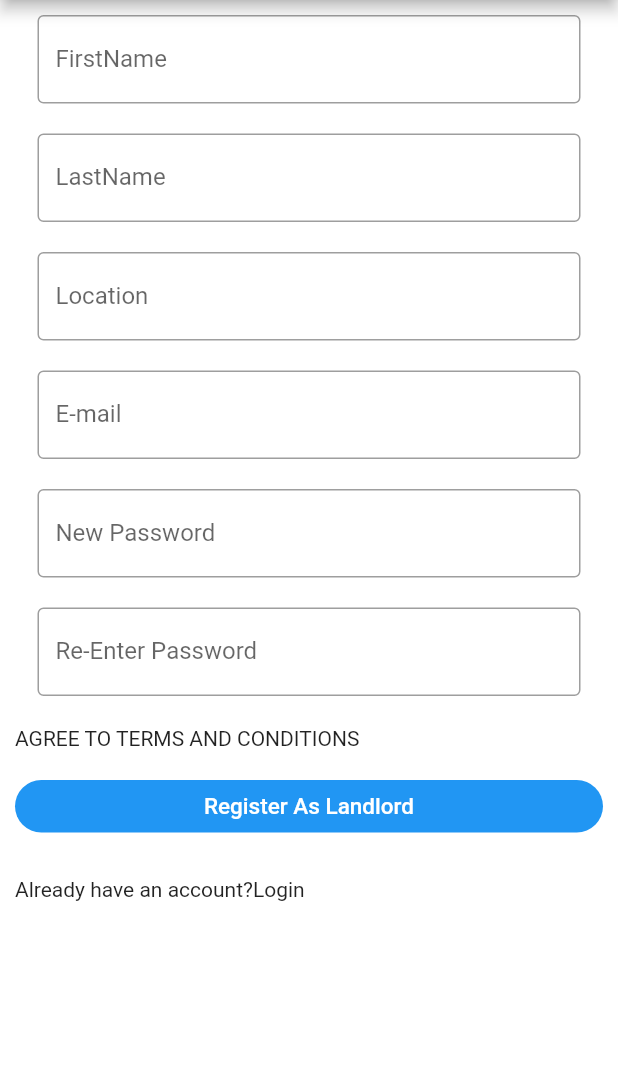
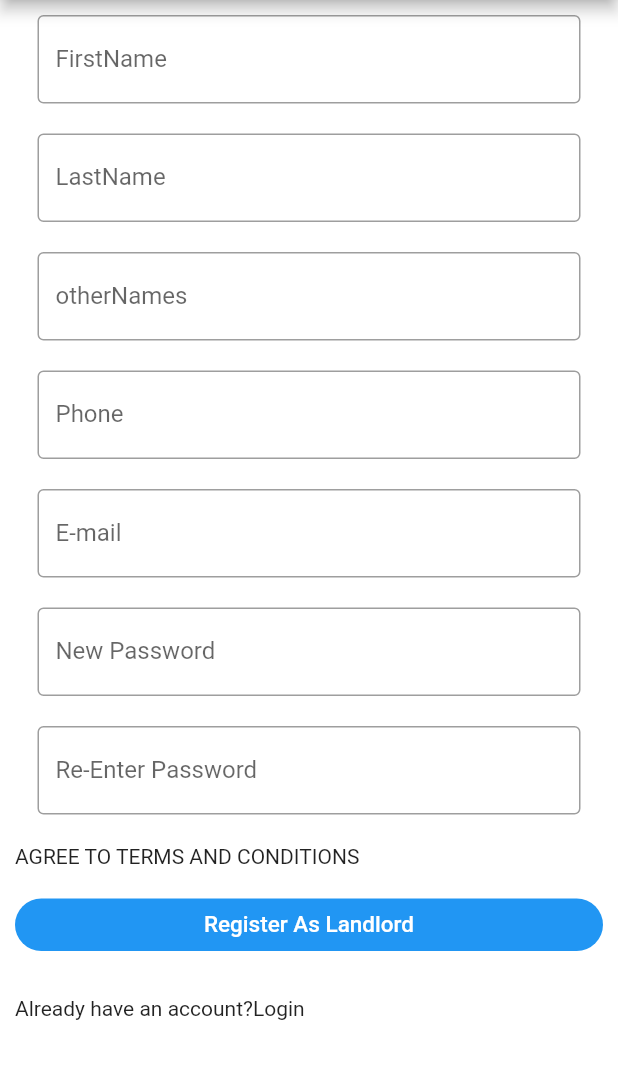
Before and after one commit to joehurdles/flutter-rent-app, a Flutter app: the CardView screen opened directly, after a tap on "Register As Property Owner", on a phone screen of 412 x 824 dp, the part 84-1163 px from its top. Run offline on Flutter 3.47's test engine with Material 2 defaults, Android fonts, the phone set to English and light mode, and no system bars; our stand-ins replace carousel_slider, shared_preferences; accounts and stored records are empty; network calls fail.

Commit message:
landlord register added

```diff
--- a/lib/views/card_view.dart
+++ b/lib/views/card_view.dart
@@ -2,6 +2,7 @@ import 'package:flutter/material.dart';
 import 'package:carousel_slider/carousel_slider.dart';
 import 'package:rent/views/landlord_register.dart';
 import 'package:rent/views/swipe_card.dart';
+import 'package:rent/views/welcome_view.dart';
 import 'package:rent/views/OwnerProfile.dart';
 import 'package:rent/views/item1.dart';
 import 'package:rent/views/item2.dart';
@@ -19,12 +20,13 @@ class CardView extends StatefulWidget {
 
 class _CardViewState extends State<CardView> {
 
+ int _currentIndex=0;
 List cardList=[
-    const Item1(),
-    const Item2(),
-    const Item3(),
-    const Item4(),
-    const Item5()
+    Item1(),
+    Item2(),
+    Item3(),
+    Item4(),
+    Item5()
   ];
 List<T> map<T>(List list, Function handler) {
     List<T> result = [];
@@ -40,7 +42,7 @@ List<T> map<T>(List list, Function handler) {
     return Scaffold(
       backgroundColor: Colors.white,
       appBar: AppBar(leading: IconButton(onPressed: (){Navigator.push(
-                      context, MaterialPageRoute(builder: (_) =>  MyHomePage()));}, icon: const Icon(Icons.arrow_back) ),
+                      context, MaterialPageRoute(builder: (_) =>  MyHomePage()));}, icon: Icon(Icons.arrow_back) ),
 
       //    leadingWidth: 60,
       // leading:  Padding(
@@ -52,7 +54,7 @@ List<T> map<T>(List list, Function handler) {
 
       //       ),
       // ),
-        title: const Text("brent"),
+        title: Text("brent"),
       ),
 
       body: Column(
@@ -61,20 +63,21 @@ List<T> map<T>(List list, Function handler) {
          options: CarouselOptions(
                 height: 500.0,
                 autoPlay: true,
-                autoPlayInterval: const Duration(seconds: 5),
-                autoPlayAnimationDuration: const Duration(milliseconds: 5000),
+                autoPlayInterval: Duration(seconds: 5),
+                autoPlayAnimationDuration: Duration(milliseconds: 5000),
                 autoPlayCurve: Curves.fastOutSlowIn,
                 pauseAutoPlayOnTouch: true,
                 aspectRatio: 2.0,
                 onPageChanged: (index, reason) {
                   setState(() {
+                    _currentIndex = index;
                   });
                 },
               ),
               items: cardList.map((card){
                 return Builder(
                   builder:(BuildContext context){
-                    return SizedBox(
+                    return Container(
                       height: MediaQuery.of(context).size.height*0.30,
                       width: MediaQuery.of(context).size.width,
                       child: Card(
@@ -86,7 +89,7 @@ List<T> map<T>(List list, Function handler) {
                 );
               }).toList(),
             ),
-            const SizedBox(
+            SizedBox(
               height: 30,
            ),
      Container(
@@ -97,16 +100,16 @@ List<T> map<T>(List list, Function handler) {
               child: FlatButton(
                 onPressed: () {
                   Navigator.push(
-                      context, MaterialPageRoute(builder: (_) => const OwnerProfileView()));
+                      context, MaterialPageRoute(builder: (_) => OwnerProfileView()));
                 },
-                child: const Text(
+                child: Text(
                   'Contact Owner',
                   style: TextStyle(color: Colors.white, fontSize: 10),
                 ),
               ),
             ),
 
-const SizedBox(
+SizedBox(
               height: 40,
            ),
 
@@ -118,9 +121,9 @@ const SizedBox(
               child: FlatButton(
                 onPressed: () {
                   Navigator.push(
-                      context, MaterialPageRoute(builder: (_) => const LandlordRegisterView()));
+                      context, MaterialPageRoute(builder: (_) => LandlordRegisterView()));
                 },
-                child: const Text(
+                child: Text(
                   'Register As Property Owner',
                   style: TextStyle(color: Colors.white, fontSize: 10),
                 ),
--- a/lib/views/landlord_register.dart
+++ b/lib/views/landlord_register.dart
@@ -1,8 +1,60 @@
 import 'package:flutter/material.dart';
 import 'package:rent/views/ownerViewProfile.dart';
+import 'package:shared_preferences/shared_preferences.dart';
+import 'package:http/http.dart' as http;
+import 'dart:convert';
 
 class LandlordRegisterView extends StatelessWidget {
-  const LandlordRegisterView({ Key? key }) : super(key: key);
+  LandlordRegisterView({ Key? key }) : super(key: key);
+  bool isLoading =false;
+
+  final TextEditingController _firstName = TextEditingController();
+  final TextEditingController _lastName = TextEditingController();
+  final TextEditingController _otherNames = TextEditingController();
+  final TextEditingController _phone = TextEditingController();
+  final TextEditingController _email = TextEditingController();
+  final TextEditingController _password = TextEditingController();
+
+  registerLandlord(String firstName, String lastName, String otherNames, String phone, String email, String password) async {
+  Map data = {
+    'first_name': firstName,
+    'last_name': lastName,
+    'other_names': otherNames,
+    'phone': phone,
+    'email': email,
+    'password': password,
+  };
+  var jsonData = null;
+  SharedPreferences sharedPreferences = await SharedPreferences.getInstance();
+  final response = await http.post(
+    Uri.parse('http://brnt-bac.herokuapp.com/api/users/landlord/sign-up'),
+    // headers: <String, String>{
+    //   'Content-Type': 'application/json; charset=UTF-8',
+    //   'Accept': 'application/json',
+    // },
+    body: data,
+  );
+
+  if (response.statusCode == 201) {
+    // If the server did return a 201 CREATED response,
+    // then parse the JSON.
+    var jsonData = json.decode(response.body);
+
+      isLoading =false;
+      sharedPreferences.setString("token", jsonData['token']);
+      // Navigator.of(context).pushNamedAndRemoveUntil(HouseView(), (Route<dynamic> route ) => false);
+      print(jsonData['token']);
+
+
+
+
+
+  } else {
+    // If the server did not return a 201 CREATED response,
+    // then throw an exception.
+    throw Exception('Failed to create album.');
+  }
+}
 
   @override
   Widget build(BuildContext context) {
@@ -26,11 +78,12 @@ class LandlordRegisterView extends StatelessWidget {
 
       padding: const EdgeInsets.all(10),
         children: [
-        const Padding(
+        Padding(
               //padding: const EdgeInsets.only(left:15.0,right: 15.0,top:0,bottom: 0),
-              padding: EdgeInsets.symmetric(horizontal: 15),
+              padding: const EdgeInsets.symmetric(horizontal: 15),
               child: TextField(
-                decoration: InputDecoration(
+                controller: _firstName,
+                decoration: const InputDecoration(
                     border: OutlineInputBorder(),
                     labelText: 'FirstName',
                     hintText: 'Enter your first name'),
@@ -39,11 +92,12 @@ class LandlordRegisterView extends StatelessWidget {
             const SizedBox(
               height: 20,
            ),
-             const Padding(
+             Padding(
               //padding: const EdgeInsets.only(left:15.0,right: 15.0,top:0,bottom: 0),
-              padding: EdgeInsets.symmetric(horizontal: 15),
+              padding: const EdgeInsets.symmetric(horizontal: 15),
               child: TextField(
-                decoration: InputDecoration(
+                controller: _lastName,
+                decoration: const InputDecoration(
                     border: OutlineInputBorder(),
                     labelText: 'LastName',
                     hintText: 'Enter your Surname'),
@@ -52,24 +106,41 @@ class LandlordRegisterView extends StatelessWidget {
             const SizedBox(
               height: 20,
            ),
-             const Padding(
+           Padding(
               //padding: const EdgeInsets.only(left:15.0,right: 15.0,top:0,bottom: 0),
-              padding: EdgeInsets.symmetric(horizontal: 15),
+              padding: const EdgeInsets.symmetric(horizontal: 15),
               child: TextField(
-                decoration: InputDecoration(
+                controller: _otherNames,
+                decoration: const InputDecoration(
                     border: OutlineInputBorder(),
-                    labelText: 'Location',
-                    hintText: 'Enter place name.'),
+                    labelText: 'otherNames',
+                    hintText: 'Enter your Other Name'),
+              ),
+            ),
+            const SizedBox(
+              height: 20,
+           ),
+             Padding(
+              //padding: const EdgeInsets.only(left:15.0,right: 15.0,top:0,bottom: 0),
+              padding: const EdgeInsets.symmetric(horizontal: 15),
+              child: TextField(
+                controller: _phone,
+                decoration: const InputDecoration(
+                    border: OutlineInputBorder(),
+                    labelText: 'Phone',
+                    hintText: '024444444'
+                    ),
               ),
             ),
              const SizedBox(
               height: 20,
            ),
-             const Padding(
+             Padding(
               //padding: const EdgeInsets.only(left:15.0,right: 15.0,top:0,bottom: 0),
-              padding: EdgeInsets.symmetric(horizontal: 15),
+              padding: const EdgeInsets.symmetric(horizontal: 15),
               child: TextField(
-                decoration: InputDecoration(
+                controller: _email,
+                decoration: const InputDecoration(
                     border: OutlineInputBorder(),
                     labelText: 'E-mail',
                     hintText: 'name@example.com'),
@@ -78,11 +149,12 @@ class LandlordRegisterView extends StatelessWidget {
              const SizedBox(
               height: 20,
            ),
-             const Padding(
+             Padding(
               //padding: const EdgeInsets.only(left:15.0,right: 15.0,top:0,bottom: 0),
-              padding: EdgeInsets.symmetric(horizontal: 15),
+              padding: const EdgeInsets.symmetric(horizontal: 15),
               child: TextField(
-                decoration: InputDecoration(
+                controller: _password,
+                decoration: const InputDecoration(
                     border: OutlineInputBorder(),
                     labelText: 'New Password',
                     hintText: 'Enter your password.'),
@@ -91,11 +163,13 @@ class LandlordRegisterView extends StatelessWidget {
              const SizedBox(
               height: 20,
            ),
-             const Padding(
+             Padding(
               //padding: const EdgeInsets.only(left:15.0,right: 15.0,top:0,bottom: 0),
-              padding: EdgeInsets.symmetric(horizontal: 15),
+              padding: const EdgeInsets.symmetric(horizontal: 15),
               child: TextField(
-                decoration: InputDecoration(
+                controller: _password,
+                decoration: const InputDecoration(
+
                     border: OutlineInputBorder(),
                     labelText: 'Re-Enter Password',
                     hintText: 'Confirm your password.'),
@@ -115,9 +189,18 @@ class LandlordRegisterView extends StatelessWidget {
                   color: Colors.blue, borderRadius: BorderRadius.circular(20)),
               child: FlatButton(
                 onPressed: () {
-                  Navigator.push(
-                      context, MaterialPageRoute(builder: (_) => const OwnerProfile()));
-                },
+
+                isLoading = true;
+
+              registerLandlord(_firstName.text, _lastName.text, _otherNames.text, _phone.text, _email.text, _password.text);
+              // Navigator.push(
+              //     context, MaterialPageRoute(builder: (_) => MyHomePage()));
+            },
+
+                // onPressed: () {
+                //   Navigator.push(
+                //       context, MaterialPageRoute(builder: (_) => const OwnerProfile()));
+                // },
                 child: const Text(
                   'Register As Landlord',
                   style: TextStyle(color: Colors.white, fontSize: 15),
--- a/lib/views/swipe_card.dart
+++ b/lib/views/swipe_card.dart
@@ -8,6 +8,8 @@ import 'noti_view.dart';
 
 
 class MyHomePage extends StatefulWidget {
+  const MyHomePage({Key? key}) : super(key: key);
+
   @override
   State<MyHomePage> createState() => _MyHomePageState();
 }
```
